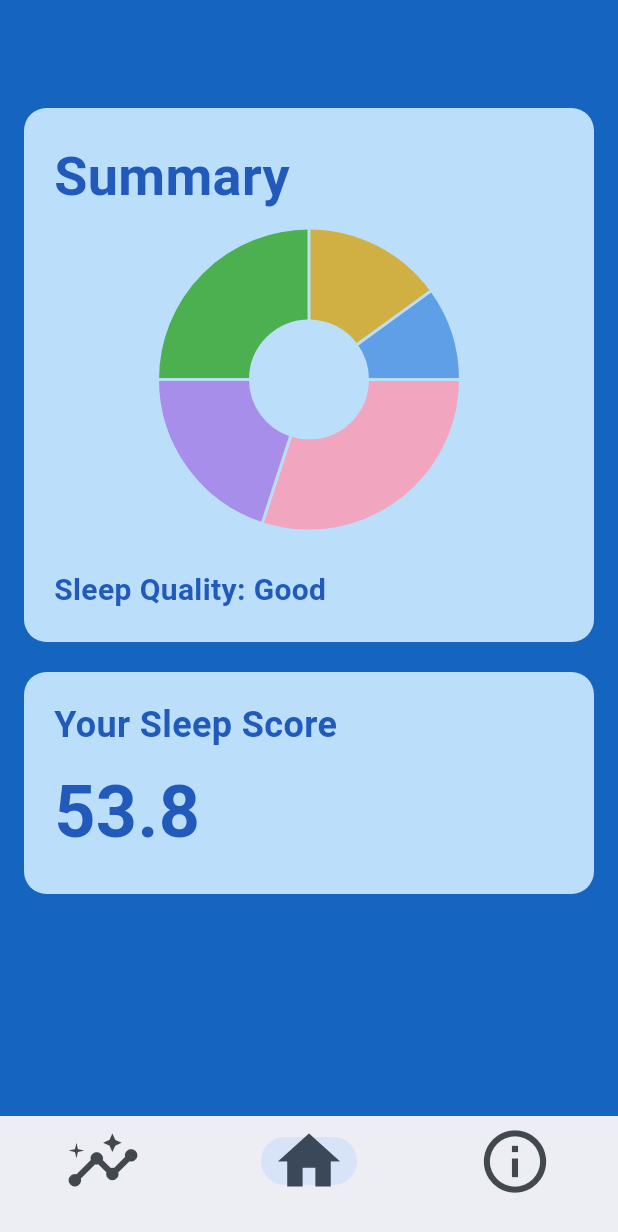
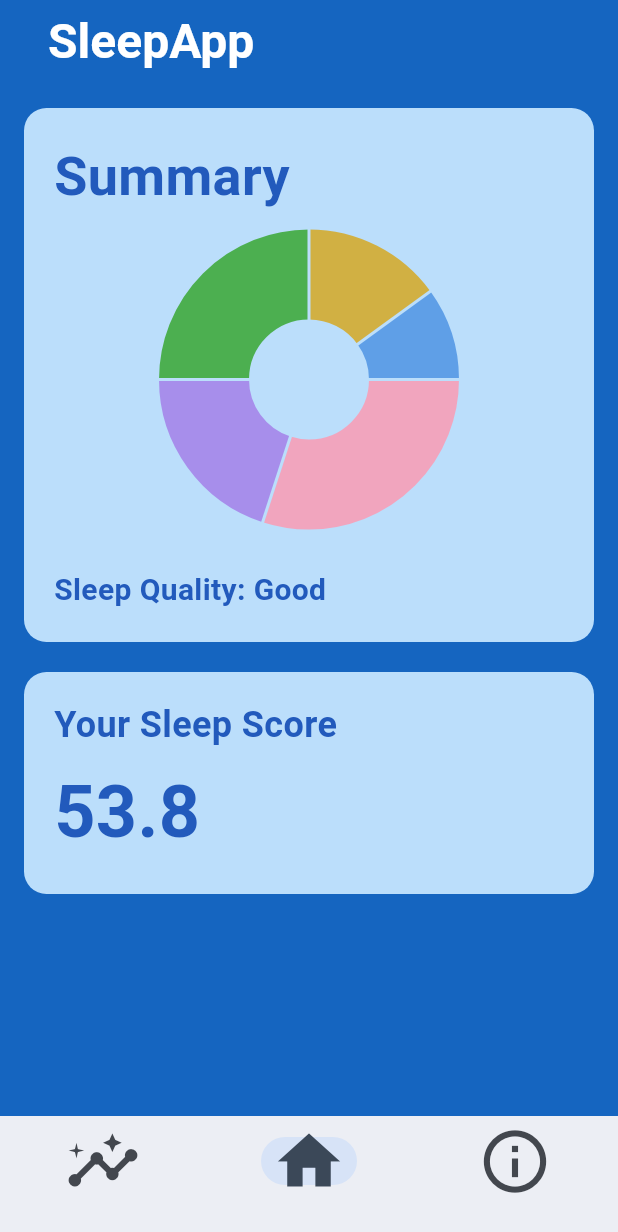
Before and after one commit to AdrienneChiu/AI-SleepAppTracker, a Flutter app: the NavigationExample screen opened directly, on a phone screen of 412 x 824 dp. Shown: the top 1232 px of the screen. Run offline on Flutter 3.47's test engine with Material 3 defaults, Android fonts, the phone set to English and light mode, and no system bars; drawn by our look-alikes of fl_chart.

Commit message:
added app title, left assigned

```diff
--- a/lib/login_page.dart
+++ b/lib/login_page.dart
@@ -95,7 +95,7 @@ class _LoginPageState extends State<LoginPage> {
                 ElevatedButton(
                   onPressed: _handleLogin,
                   style: ElevatedButton.styleFrom(
-                    backgroundColor: const Color.fromARGB(255, 7, 167, 241), // custom lighter blue colour
+                    backgroundColor: const Color.fromARGB(255, 7, 167, 241), // custom lighter blue
                     foregroundColor: Colors.white,
                     padding: const EdgeInsets.symmetric(horizontal: 32, vertical: 14),
                     shape: RoundedRectangleBorder(
--- a/lib/navigation.dart
+++ b/lib/navigation.dart
@@ -27,17 +27,30 @@ class _NavigationExampleState extends State<NavigationExample> {
     final ThemeData theme = Theme.of(context);
     return Scaffold(
       appBar: AppBar(
-        title: const Text(
-          '', //If i ever need a title for app
-          style: TextStyle(
-            color: Colors.white, // Title text color
-            fontSize: 32, // Bigger font size
-            fontWeight: FontWeight.bold, // Bold text
-          ),
+        backgroundColor:
+            theme
+                .scaffoldBackgroundColor, // Match app bar color to primary color
+        title: const Row(
+          mainAxisAlignment: MainAxisAlignment.start,
+          children: [
+            Padding(
+              padding: EdgeInsets.only(left: 16),
+              child: Text(
+                'SleepApp', //If i ever need a title for app
+                style: TextStyle(
+                  color: Colors.white, // Title text color
+                  fontSize: 32, // Bigger font size
+                  fontWeight: FontWeight.bold, // Bold text
+                ),
+              ),
+            ),
+          ],
         ),
-        backgroundColor: theme.scaffoldBackgroundColor, // Match app bar color to background
+        //backgroundColor: theme.scaffoldBackgroundColor, // Match app bar color to background
       ),
-      body: pages[currentPageIndex], // Display the page based on the current index
+
+      body:
+          pages[currentPageIndex], // Display the page based on the current index
       bottomNavigationBar: NavigationBar(
         onDestinationSelected: (int index) {
           setState(() {
@@ -49,12 +62,12 @@ class _NavigationExampleState extends State<NavigationExample> {
           NavigationDestination(
             selectedIcon: const Icon(Icons.insights, size: 50),
             icon: const Icon(Icons.insights_outlined, size: 50),
-            label: '',  // Home now points to the InsightsPage
+            label: '', // Home now points to the InsightsPage
           ),
           NavigationDestination(
             selectedIcon: const Icon(Icons.home, size: 50),
             icon: const Icon(Icons.home_outlined, size: 50),
-            label: '',  // Insights now points to the HomePage
+            label: '', // Insights now points to the HomePage
           ),
           NavigationDestination(
             selectedIcon: const Icon(Icons.info, size: 50),
```
Also changed, not shown: lib/main.dart (+2 -5 lines).
